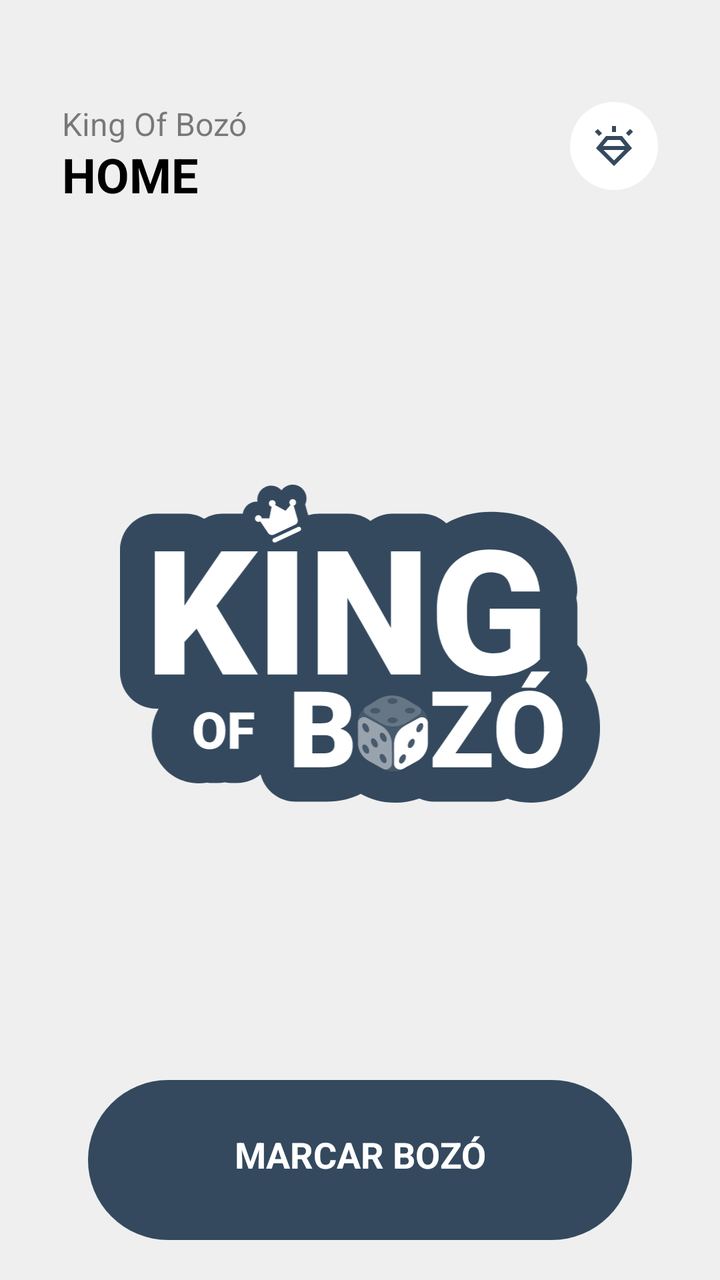
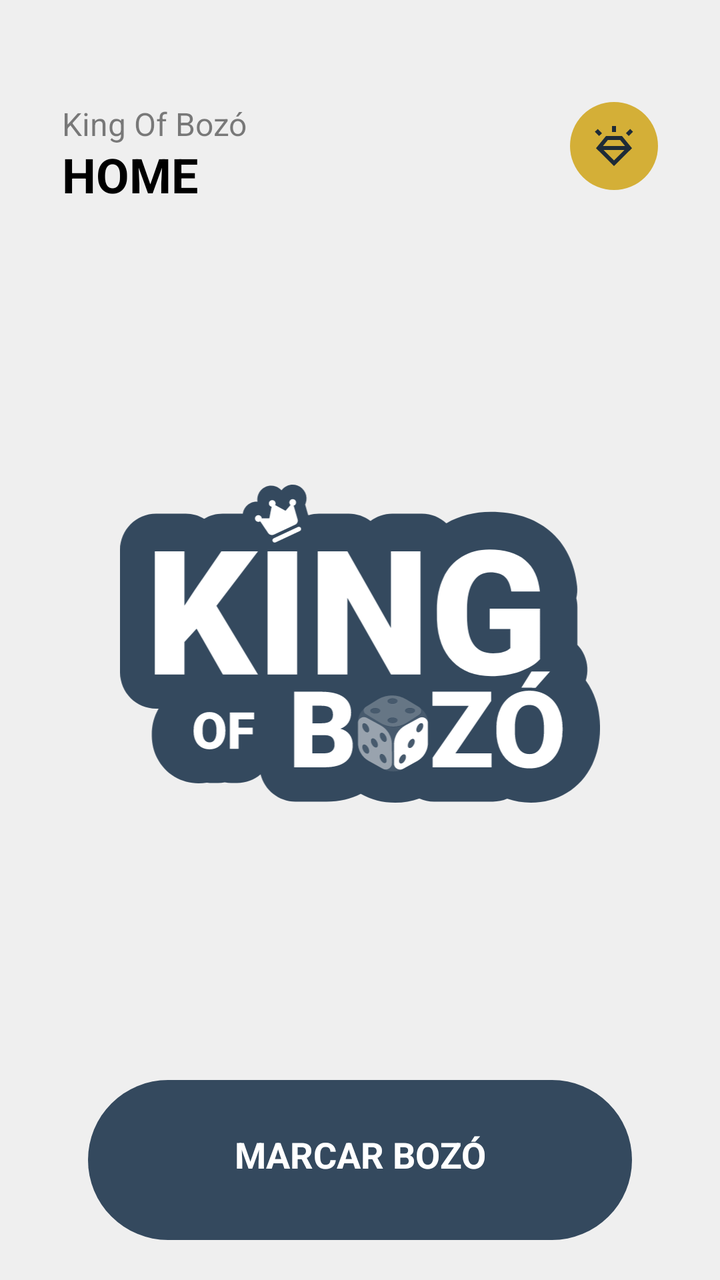

Before-and-after screenshots of an Android layout around one commit, followed by the original layout XML and the change that was made.
<!-- AndroidManifest.xml: application theme Base.Theme.KingOfBozo.Standard -->
<!-- res/layout/fragment_home.xml -->
<?xml version="1.0" encoding="utf-8"?>
<androidx.constraintlayout.widget.ConstraintLayout
    xmlns:android="http://schemas.android.com/apk/res/android"
    xmlns:app="http://schemas.android.com/apk/res-auto"
    xmlns:tools="http://schemas.android.com/tools"
    android:layout_width="match_parent"
    android:layout_height="match_parent"
    android:background="?attr/customBackground"
    tools:context=".ui.home.HomeFragment">

    <FrameLayout
        android:id="@+id/text_ajustes_title"
        android:layout_width="match_parent"
        android:layout_height="wrap_content"
        android:paddingHorizontal="15dp"
        android:paddingTop="5dp"
        android:layout_marginTop="36dp"
        android:layout_marginHorizontal="16dp"
        app:layout_constraintStart_toStartOf="parent"
        app:layout_constraintTop_toTopOf="parent">

        <TextView
            android:id="@+id/text_app_title"
            android:layout_width="wrap_content"
            android:layout_height="wrap_content"
            android:layout_marginTop="10dp"
            android:alpha="0.5"
            android:text="@string/king_of_boz"
            android:textColor="?attr/textFillColor"
            android:textSize="16sp" />

        <TextView
            android:id="@+id/text_greeting"
            android:layout_width="wrap_content"
            android:layout_height="wrap_content"
            android:layout_marginTop="30dp"
            android:text="HOME"
            android:textColor="?attr/textFillColor"
            android:textSize="24sp"
            android:textStyle="bold" />

        <ImageView
            android:id="@+id/button_premium_home"
            android:layout_width="44dp"
            android:layout_height="44dp"
            android:layout_gravity="end|top"
            android:layout_marginTop="10dp"
            android:background="@drawable/background_circle"
            android:backgroundTint="?attr/cardBackgroundColor"
            android:padding="10dp"
            android:src="@drawable/ic_diamond_shine"
            app:tint="?attr/colorPrimary"
            android:clickable="true"
            android:focusable="true"
            tools:ignore="ContentDescription" />

    </FrameLayout>

    <ImageView
        android:id="@+id/image_logo_fundo"
        android:layout_width="match_parent"
        android:layout_height="wrap_content"
        android:layout_marginHorizontal="60dp"
        android:adjustViewBounds="true"
        android:contentDescription="@string/logo_king_of_boz"
        android:src="@drawable/fundo_logo"
        android:transitionName="logo_fundo_main"
        app:layout_constraintBottom_toTopOf="@+id/button_marcador"
        app:layout_constraintTop_toBottomOf="@+id/text_ajustes_title"
        app:tint="?attr/colorPrimary"
        tools:ignore="MissingConstraints" />

    <FrameLayout
        android:id="@+id/logo_container"
        android:layout_width="match_parent"
        android:layout_height="wrap_content"
        android:layout_marginHorizontal="60dp"
        android:transitionName="logo_main"
        app:layout_constraintBottom_toTopOf="@+id/button_marcador"
        app:layout_constraintTop_toBottomOf="@+id/text_ajustes_title">

        
        <ImageView
            android:id="@+id/letter_k"
            android:layout_width="match_parent"
            android:layout_height="wrap_content"
            android:adjustViewBounds="true"
            android:src="@drawable/logo_k"
            tools:ignore="ContentDescription" />

        <ImageView
            android:id="@+id/letter_i"
            android:layout_width="match_parent"
            android:layout_height="wrap_content"
            android:adjustViewBounds="true"
            android:src="@drawable/logo_i"
            tools:ignore="ContentDescription" />

        <ImageView
            android:id="@+id/letter_n"
            android:layout_width="match_parent"
            android:layout_height="wrap_content"
            android:adjustViewBounds="true"
            android:src="@drawable/logo_n"
            tools:ignore="ContentDescription" />

        <ImageView
            android:id="@+id/letter_g"
            android:layout_width="match_parent"
            android:layout_height="wrap_content"
            android:adjustViewBounds="true"
            android:src="@drawable/logo_g"
            tools:ignore="ContentDescription" />

        
        <ImageView
            android:id="@+id/letter_o_of"
            android:layout_width="match_parent"
            android:layout_height="wrap_content"
            android:adjustViewBounds="true"
            android:src="@drawable/logo_o_of"
            tools:ignore="ContentDescription" />

        <ImageView
            android:id="@+id/letter_f"
            android:layout_width="match_parent"
            android:layout_height="wrap_content"
            android:adjustViewBounds="true"
            android:src="@drawable/logo_f"
            tools:ignore="ContentDescription" />

        
        <ImageView
            android:id="@+id/letter_b"
            android:layout_width="match_parent"
            android:layout_height="wrap_content"
            android:adjustViewBounds="true"
            android:src="@drawable/logo_b"
            tools:ignore="ContentDescription" />

        <ImageView
            android:id="@+id/logo_dice"
            android:layout_width="match_parent"
            android:layout_height="wrap_content"
            android:adjustViewBounds="true"
            android:src="@drawable/logo_dice"
            tools:ignore="ContentDescription" />

        <ImageView
            android:id="@+id/letter_z"
            android:layout_width="match_parent"
            android:layout_height="wrap_content"
            android:adjustViewBounds="true"
            android:src="@drawable/logo_z"
            tools:ignore="ContentDescription" />

        <ImageView
            android:id="@+id/letter_o_bzo"
            android:layout_width="match_parent"
            android:layout_height="wrap_content"
            android:adjustViewBounds="true"
            android:src="@drawable/logo_o_bzo"
            tools:ignore="ContentDescription" />

        
        <ImageView
            android:id="@+id/crown"
            android:layout_width="match_parent"
            android:layout_height="wrap_content"
            android:adjustViewBounds="true"
            android:src="@drawable/logo_crown"
            tools:ignore="ContentDescription" />

    </FrameLayout>


    <TextView
        android:id="@+id/button_marcador"
        android:layout_width="match_parent"
        android:layout_height="80dp"
        android:layout_marginHorizontal="44dp"
        android:layout_marginBottom="20dp"
        android:background="@drawable/background_card_btn_repouso_destaque_menu"
        android:backgroundTint="?attr/colorPrimary"
        android:gravity="top|center"
        android:paddingTop="25dp"
        android:text="MARCAR BOZÓ"
        android:textColor="?attr/customTextBackground"
        android:textSize="18sp"
        android:textStyle="bold"
        app:layout_constraintBottom_toBottomOf="parent"
        app:layout_constraintEnd_toEndOf="parent"
        app:layout_constraintStart_toStartOf="parent" />


</androidx.constraintlayout.widget.ConstraintLayout>
<!-- resources referenced by this layout -->
<resources>
  <!-- drawable background_card_btn_repouso_destaque_menu (drawable) -->
  <shape xmlns:android="http://schemas.android.com/apk/res/android"
      android:shape="rectangle">
      <solid android:color="@color/fundo_light" />
      <corners
          android:topLeftRadius="40dp"
          android:topRightRadius="40dp"
          android:bottomLeftRadius="40dp"
          android:bottomRightRadius="40dp" />
  </shape>
  <!-- drawable background_circle (drawable) -->
  <?xml version="1.0" encoding="utf-8"?>
  <shape xmlns:android="http://schemas.android.com/apk/res/android"
      android:shape="oval">
      <solid android:color="@color/fundo_light" />
  </shape>
  <!-- drawable ic_diamond_shine (drawable) -->
  <vector xmlns:android="http://schemas.android.com/apk/res/android" android:height="24dp" android:tint="#FFFFFF" android:viewportHeight="960" android:viewportWidth="960" android:width="24dp">
        
      <path android:fillColor="@android:color/white" android:pathData="M480,880L120,524L320,280L640,280L840,524L480,880ZM183,280L98,195L155,139L240,224L183,280ZM440,200L440,80L520,80L520,200L440,200ZM775,280L718,223L803,138L860,195L775,280ZM480,768L690,560L270,560L480,768ZM358,360L259,480L701,480L602,360L358,360Z"/>
      
  </vector>
  <!-- drawable logo_f (drawable) -->
  <vector xmlns:android="http://schemas.android.com/apk/res/android" android:width="1174.4dp" android:height="778.5dp" android:viewportWidth="1174.4" android:viewportHeight="778.5">
    <path android:pathData="M324.4,611.3h-34.5v35.3h-21.4v-88.8h59.4v16.5h-38v20.4h34.5v16.5Z" android:fillColor="#fff"/>
  </vector>
  <!-- drawable logo_i (drawable) -->
  <vector xmlns:android="http://schemas.android.com/apk/res/android" android:width="1174.4dp" android:height="778.5dp" android:viewportWidth="1174.4" android:viewportHeight="778.5">
    <path android:pathData="M433.2,464.6h-72.4V163.3h72.4v301.3Z" android:fillColor="#fff"/>
  </vector>
  <!-- drawable logo_k (drawable) -->
  <vector xmlns:android="http://schemas.android.com/apk/res/android" android:width="1174.4dp" android:height="778.5dp" android:viewportWidth="1174.4" android:viewportHeight="778.5">
    <path android:pathData="M187.1,352.4l-29.8,32.7v79.5h-72.6V163.3h72.6v132.9l25.3,-38.3 65,-94.6h89.8l-101.8,133.3 101.8,168h-86.1l-64.2,-112.2Z" android:fillColor="#fff"/>
  </vector>
  <!-- drawable logo_n (drawable) -->
  <vector xmlns:android="http://schemas.android.com/apk/res/android" android:width="1174.4dp" android:height="778.5dp" android:viewportWidth="1174.4" android:viewportHeight="778.5">
    <path android:pathData="M735.3,464.6h-72.2l-106.8,-187.5v187.5h-72.6V163.3h72.6l106.6,187.5v-187.5h72.4v301.3Z" android:fillColor="#fff"/>
  </vector>
  <!-- drawable logo_z (drawable) -->
  <vector xmlns:android="http://schemas.android.com/apk/res/android" android:width="1174.4dp" android:height="778.5dp" android:viewportWidth="1174.4" android:viewportHeight="778.5">
    <path android:pathData="M820.8,657.7h88.5v34.3h-144.2v-23.5l88.2,-127.1h-88.7v-34.5h143.8v22.9l-87.6,127.9Z" android:fillColor="#fff"/>
  </vector>
  <string name="king_of_boz">King Of Bozó</string>
  <string name="logo_king_of_boz">Logo King of Bozó</string>
  <color name="fundo_light">#EFEFEF</color>
  <color name="padrao">#34495e</color>
  <color name="text_dark">#000000</color>
  <color name="text_light">#FFFFFF</color>
  <color name="icon_dark">#000000</color>
  <color name="icon_light">#FFFFFF</color>
  <color name="card_light">#FFFFFF</color>
  <color name="card_dark">#313131</color>
  <!-- unchanged entries left out for length: 9 -->
</resources>

<!-- the commit's change to res/layout/fragment_home.xml (unified diff, before → after) -->
@@ -46,10 +46,10 @@
             android:layout_gravity="end|top"
             android:layout_marginTop="10dp"
             android:background="@drawable/background_circle"
-            android:backgroundTint="?attr/cardBackgroundColor"
+            android:backgroundTint="@color/premium"
             android:padding="10dp"
             android:src="@drawable/ic_diamond_shine"
-            app:tint="?attr/colorPrimary"
+            app:tint="@color/padrao_dark"
             android:clickable="true"
             android:focusable="true"
             tools:ignore="ContentDescription" />
<!-- resource entries referenced after the edit -->
@@ -1,5 +1,7 @@
 <!-- resources referenced by this layout -->
 <resources>
+  <color name="padrao_dark">#1E2B37</color>
+  <color name="premium">#D4AF37</color>
   <!-- drawable background_card_btn_repouso_destaque_menu (drawable) -->
   <shape xmlns:android="http://schemas.android.com/apk/res/android"
       android:shape="rectangle">
